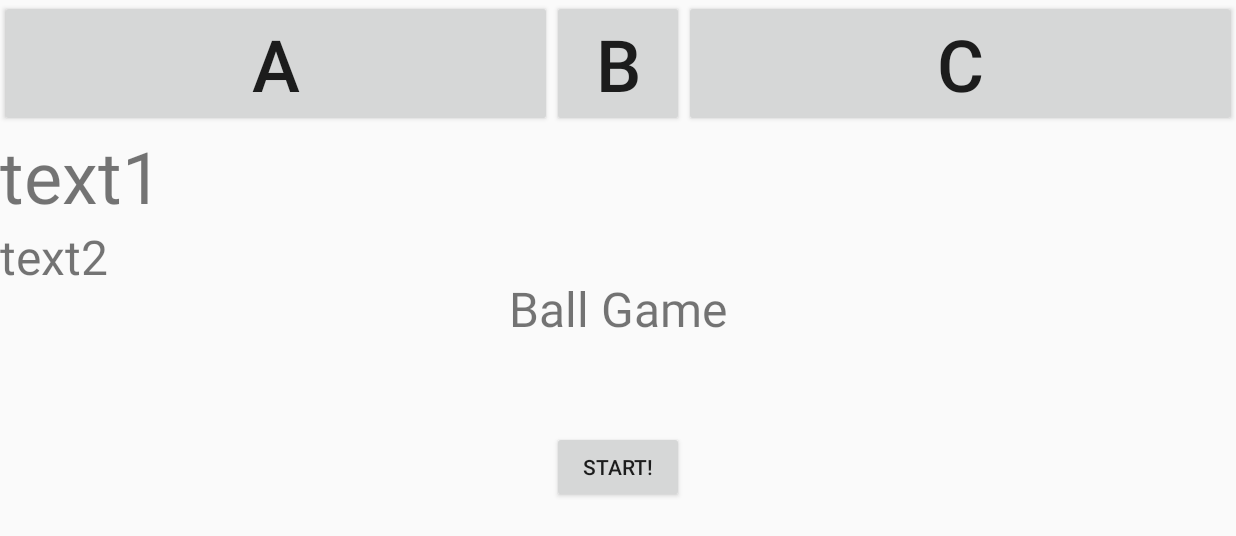
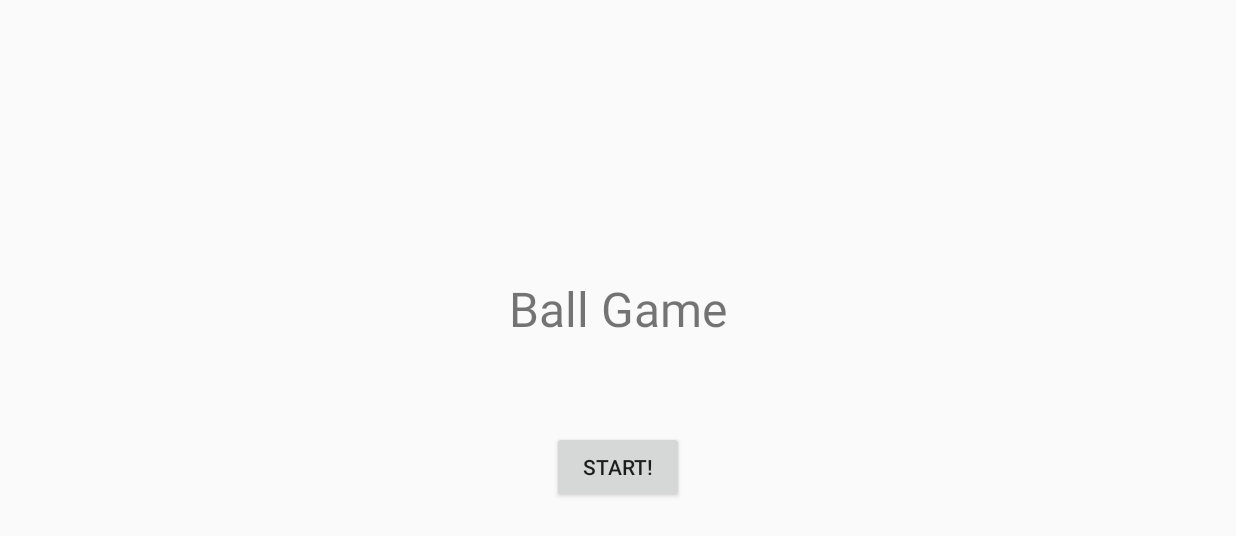
Before and after one commit to macinjoke/BallGame, an Android app: the screen it shows after launch (MainActivity), on a phone screen of 824 x 412 dp (held sideways). Shown: the top 536 px of the screen. Run offline under Robolectric (Android 15) with nearby library versions, the phone set to English and light mode, and no system bars.

Commit message:
delete wasted view in start_layout

```diff
--- a/app/src/main/res/layout/fragment_start.xml
+++ b/app/src/main/res/layout/fragment_start.xml
@@ -3,46 +3,6 @@
     android:layout_width="match_parent"
     android:layout_height="match_parent"
     tools:context="jp.tonkatu05.ballgame.fragments.StartFragment">
-
-    <LinearLayout
-        android:layout_width="match_parent"
-        android:layout_height="wrap_content"
-        android:orientation="vertical">
-        <LinearLayout
-            android:layout_width="match_parent"
-            android:layout_height="wrap_content"
-            android:orientation="horizontal">
-
-            <Button
-                android:layout_width="wrap_content"
-                android:layout_height="wrap_content"
-                android:layout_weight="1"
-                android:text="A"
-                android:textSize="48sp"/>
-            <Button
-                android:layout_width="wrap_content"
-                android:layout_height="wrap_content"
-                android:layout_weight="0"
-                android:text="B"
-                android:textSize="48sp"/>
-            <Button
-                android:layout_width="wrap_content"
-                android:layout_height="wrap_content"
-                android:layout_weight="1"
-                android:text="C"
-                android:textSize="48sp"/>
-        </LinearLayout>
-        <TextView
-            android:layout_width="wrap_content"
-            android:layout_height="wrap_content"
-            android:text="text1"
-            android:textSize="48sp"/>
-        <TextView
-            android:layout_width="wrap_content"
-            android:layout_height="wrap_content"
-            android:text="text2"
-            android:textSize="32sp"/>
-    </LinearLayout>
 
     <TextView
         android:layout_width="wrap_content"
```
